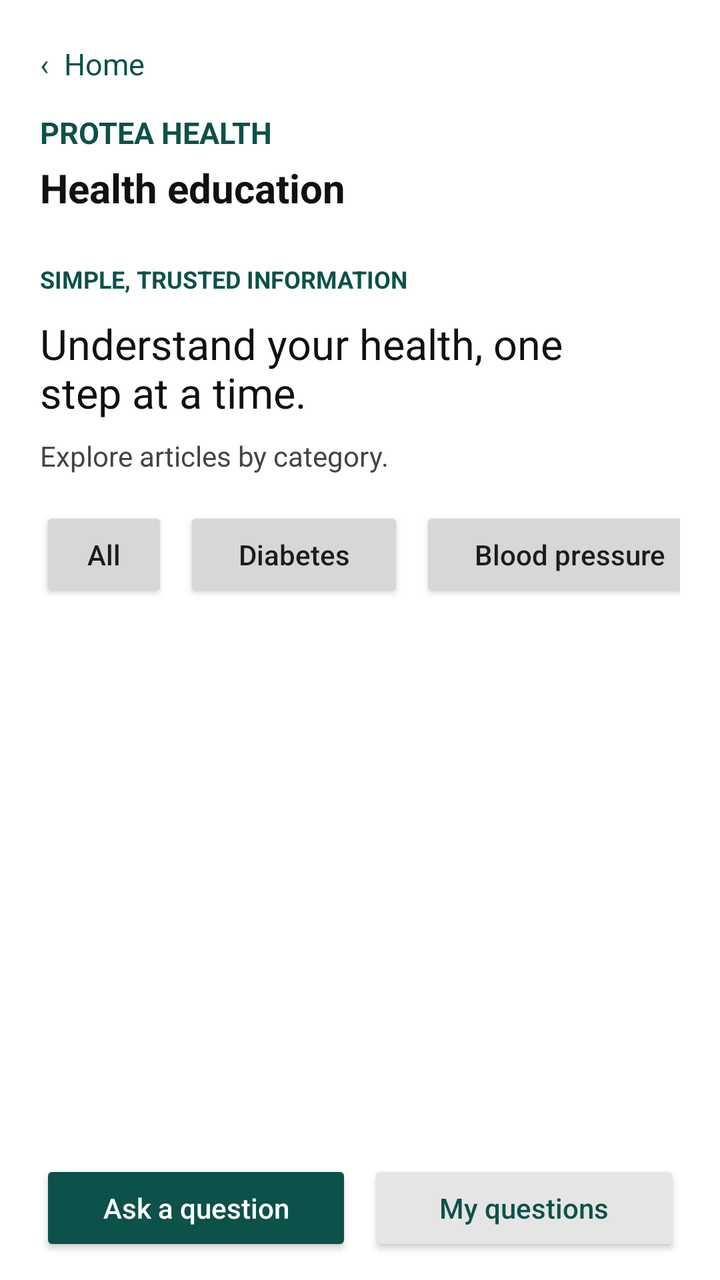
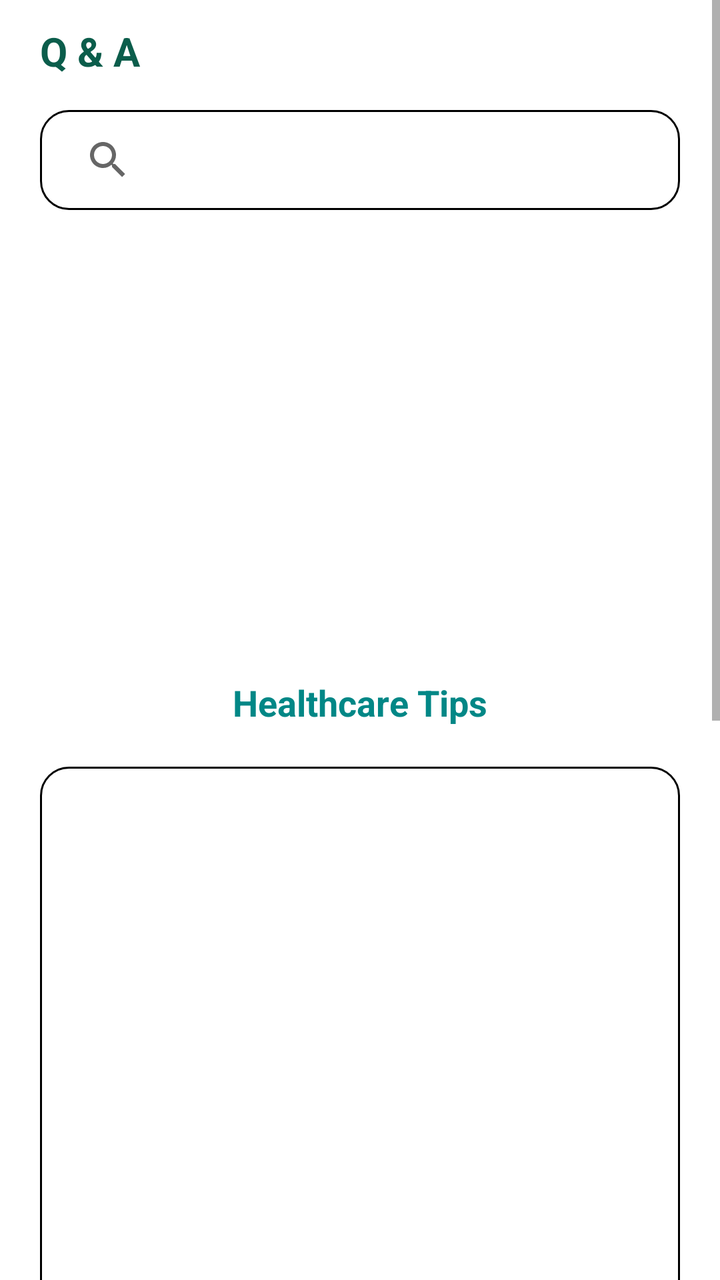

The first picture is an Android layout as it rendered before a commit; the second is the same layout after the commit. The layout source and the unified diff follow.
<!-- AndroidManifest.xml: application theme Theme.Proteahealth -->
<!-- res/layout/activity_blog.xml -->
<?xml version="1.0" encoding="utf-8"?>

<LinearLayout xmlns:android="http://schemas.android.com/apk/res/android"
    android:id="@+id/blogRoot"
    android:layout_width="match_parent"
    android:layout_height="match_parent"
    android:background="#FFFFFF"
    android:orientation="vertical">

    <LinearLayout
        android:layout_width="match_parent"
        android:layout_height="wrap_content"
        android:orientation="vertical"
        android:paddingStart="20dp"
        android:paddingTop="8dp"
        android:paddingEnd="20dp">

        <TextView
            android:id="@+id/btnBlogBack"
            android:layout_width="wrap_content"
            android:layout_height="48dp"
            android:background="?attr/selectableItemBackground"
            android:gravity="center_vertical"
            android:paddingEnd="16dp"
            android:text="‹  Home"
            android:textColor="#0C514A"
            android:textSize="15sp" />

        <TextView
            android:layout_width="match_parent"
            android:layout_height="wrap_content"
            android:text="PROTEA HEALTH"
            android:textColor="#0C514A"
            android:textSize="15sp"
            android:textStyle="bold" />

        <TextView
            android:layout_width="match_parent"
            android:layout_height="wrap_content"
            android:layout_marginTop="4dp"
            android:text="Health education"
            android:textColor="#111111"
            android:textSize="20sp"
            android:textStyle="bold" />

        <TextView
            android:layout_width="match_parent"
            android:layout_height="wrap_content"
            android:layout_marginTop="24dp"
            android:text="SIMPLE, TRUSTED INFORMATION"
            android:textColor="#0C514A"
            android:textSize="12sp"
            android:textStyle="bold" />

        <TextView
            android:layout_width="match_parent"
            android:layout_height="wrap_content"
            android:layout_marginTop="10dp"
            android:text="Understand your health, one\nstep at a time."
            android:textColor="#111111"
            android:textSize="21sp" />

        <TextView
            android:layout_width="match_parent"
            android:layout_height="wrap_content"
            android:layout_marginTop="8dp"
            android:text="Explore articles by category."
            android:textColor="#444444"
            android:textSize="14sp" />

        <HorizontalScrollView
            android:layout_width="match_parent"
            android:layout_height="wrap_content"
            android:layout_marginTop="16dp"
            android:scrollbars="none">

            <LinearLayout
                android:layout_width="wrap_content"
                android:layout_height="wrap_content"
                android:orientation="horizontal">

                <androidx.appcompat.widget.AppCompatButton
                    android:id="@+id/btnCategoryAll"
                    android:layout_width="64dp"
                    android:layout_height="48dp"
                    android:minWidth="0dp"
                    android:text="All"
                    android:textAllCaps="false"
                    android:textSize="14sp" />

                <androidx.appcompat.widget.AppCompatButton
                    android:id="@+id/btnCategoryDiabetes"
                    android:layout_width="110dp"
                    android:layout_height="48dp"
                    android:layout_marginStart="8dp"
                    android:text="Diabetes"
                    android:textAllCaps="false"
                    android:textSize="14sp" />

                <androidx.appcompat.widget.AppCompatButton
                    android:id="@+id/btnCategoryBloodPressure"
                    android:layout_width="150dp"
                    android:layout_height="48dp"
                    android:layout_marginStart="8dp"
                    android:text="Blood pressure"
                    android:textAllCaps="false"
                    android:textSize="14sp" />
            </LinearLayout>
        </HorizontalScrollView>

    </LinearLayout>

    
    <ListView
        android:id="@+id/listArticles"
        android:layout_width="match_parent"
        android:layout_height="0dp"
        android:layout_weight="1"
        android:clipToPadding="false"
        android:divider="@android:color/transparent"
        android:dividerHeight="16dp"
        android:paddingStart="20dp"
        android:paddingTop="20dp"
        android:paddingEnd="20dp"
        android:paddingBottom="16dp" />

    
    <LinearLayout
        android:layout_width="match_parent"
        android:layout_height="wrap_content"
        android:orientation="horizontal"
        android:paddingStart="20dp"
        android:paddingEnd="20dp"
        android:paddingBottom="12dp">

        <androidx.appcompat.widget.AppCompatButton
            android:id="@+id/btnAskQuestion"
            android:layout_width="0dp"
            android:layout_height="wrap_content"
            android:layout_weight="1"
            android:backgroundTint="#0C514A"
            android:minHeight="48dp"
            android:text="Ask a question"
            android:textAllCaps="false"
            android:textColor="#FFFFFF" />

        <androidx.appcompat.widget.AppCompatButton
            android:id="@+id/btnMyQuestions"
            android:layout_width="0dp"
            android:layout_height="wrap_content"
            android:layout_marginStart="8dp"
            android:layout_weight="1"
            android:backgroundTint="#E5E5E5"
            android:minHeight="48dp"
            android:text="My questions"
            android:textAllCaps="false"
            android:textColor="#0C514A" />
    </LinearLayout>

</LinearLayout>
<!-- resources referenced by this layout -->
<resources>
  <style name="Theme.Proteahealth" parent="Theme.AppCompat.DayNight.NoActionBar" />
</resources>

<!-- the commit's change to res/layout/activity_blog.xml (unified diff, before → after) -->
@@ -1,160 +1,149 @@
 <?xml version="1.0" encoding="utf-8"?>
 
-<LinearLayout xmlns:android="http://schemas.android.com/apk/res/android"
+
+<ScrollView xmlns:android="http://schemas.android.com/apk/res/android"
+    xmlns:app="http://schemas.android.com/apk/res-auto"
     android:id="@+id/blogRoot"
     android:layout_width="match_parent"
     android:layout_height="match_parent"
     android:background="#FFFFFF"
-    android:orientation="vertical">
+    android:fillViewport="true"
+    android:scrollbars="vertical">
 
+    
     <LinearLayout
         android:layout_width="match_parent"
         android:layout_height="wrap_content"
         android:orientation="vertical"
         android:paddingStart="20dp"
+        android:paddingEnd="20dp"
         android:paddingTop="8dp"
-        android:paddingEnd="20dp">
+        android:paddingBottom="20dp">
 
+        
         <TextView
-            android:id="@+id/btnBlogBack"
+            android:layout_width="match_parent"
+            android:layout_height="wrap_content"
+            android:layout_marginTop="4dp"
+            android:text="Q &amp; A"
+            android:textColor="@color/green"
+            android:textSize="20sp"
+            android:textStyle="bold" />
+
+        
+        <androidx.appcompat.widget.SearchView
+            android:id="@+id/search_bar"
+            android:layout_width="match_parent"
+            android:layout_height="50dp"
+            android:layout_marginTop="16dp"
+            android:background="@drawable/input_background"
+            android:paddingStart="10dp"
+            android:paddingEnd="10dp"
+            app:queryHint="Search Category" />
+
+        
+        <androidx.viewpager2.widget.ViewPager2
+            android:id="@+id/banner2"
+            android:layout_width="match_parent"
+            android:layout_height="190dp"
+            android:layout_marginTop="16dp"
+            android:clipChildren="false"
+            android:clipToPadding="false" />
+
+        
+        <LinearLayout
+            android:id="@+id/bannerDots"
             android:layout_width="wrap_content"
-            android:layout_height="48dp"
-            android:background="?attr/selectableItemBackground"
-            android:gravity="center_vertical"
-            android:paddingEnd="16dp"
-            android:text="‹  Home"
-            android:textColor="#0C514A"
-            android:textSize="15sp" />
+            android:layout_height="wrap_content"
+            android:layout_gravity="center_horizontal"
+            android:layout_marginTop="8dp"
+            android:gravity="center"
+            android:orientation="horizontal" />
+
+        
+        <TextView
+            android:layout_width="wrap_content"
+            android:layout_height="wrap_content"
+            android:layout_gravity="center"
+            android:layout_marginTop="20dp"
+            android:text="Healthcare Tips"
+            android:textColor="@color/teal_700"
+            android:textSize="18sp"
+            android:textStyle="bold" />
+
+        
+        <LinearLayout
+            android:layout_width="match_parent"
+            android:layout_height="wrap_content"
+            android:layout_marginTop="20dp"
+            android:background="@drawable/input_background"
+            android:orientation="vertical">
+
+            <ListView
+                android:id="@+id/listArticles"
+                android:layout_width="match_parent"
+                android:layout_height="400dp"
+                android:clipToPadding="false"
+                android:divider="@android:color/transparent"
+                android:dividerHeight="16dp"
+                android:nestedScrollingEnabled="false"
+                android:paddingStart="20dp"
+                android:paddingTop="20dp"
+                android:paddingEnd="20dp"
+                android:paddingBottom="16dp" />
+
+            <Button
+                android:id="@+id/edittips"
+                android:layout_width="wrap_content"
+                android:layout_height="wrap_content"/>
+
+        </LinearLayout>
 
         <TextView
             android:layout_width="match_parent"
             android:layout_height="wrap_content"
-            android:text="PROTEA HEALTH"
-            android:textColor="#0C514A"
-            android:textSize="15sp"
-            android:textStyle="bold" />
+            android:text="Blog"
+            android:textSize="18dp"
+            android:textColor="#FF1493"
+            android:textStyle="bold"
+            android:layout_gravity="center"
+            android:layout_marginTop="10dp"/>
 
-        <TextView
+        
+        <LinearLayout
             android:layout_width="match_parent"
             android:layout_height="wrap_content"
-            android:layout_marginTop="4dp"
-            android:text="Health education"
-            android:textColor="#111111"
-            android:textSize="20sp"
-            android:textStyle="bold" />
+            android:layout_marginTop="20dp"
+            android:orientation="horizontal"
+            android:paddingBottom="12dp"
+            android:background="@drawable/input_background">
 
-        <TextView
-            android:layout_width="match_parent"
-            android:layout_height="wrap_content"
-            android:layout_marginTop="24dp"
-            android:text="SIMPLE, TRUSTED INFORMATION"
-            android:textColor="#0C514A"
-            android:textSize="12sp"
-            android:textStyle="bold" />
 
-        <TextView
-            android:layout_width="match_parent"
-            android:layout_height="wrap_content"
-            android:layout_marginTop="10dp"
-            android:text="Understand your health, one\nstep at a time."
-            android:textColor="#111111"
-            android:textSize="21sp" />
+            
+            <androidx.recyclerview.widget.RecyclerView
+                android:id="@+id/recyclerQuestions"
+                android:layout_width="match_parent"
+                android:layout_height="0dp"
+                android:layout_weight="1"
+                android:paddingStart="16dp"
+                android:paddingEnd="16dp"
+                android:clipToPadding="false"/>
 
-        <TextView
-            android:layout_width="match_parent"
-            android:layout_height="wrap_content"
-            android:layout_marginTop="8dp"
-            android:text="Explore articles by category."
-            android:textColor="#444444"
-            android:textSize="14sp" />
+            
+            <androidx.appcompat.widget.AppCompatButton
+                android:id="@+id/btnMyQuestions"
+                android:layout_width="0dp"
+                android:layout_height="wrap_content"
+                android:layout_marginStart="8dp"
+                android:layout_weight="1"
+                android:backgroundTint="#E5E5E5"
+                android:minHeight="48dp"
+                android:text="My questions"
+                android:textAllCaps="false"
+                android:textColor="#0C514A" />
 
-        <HorizontalScrollView
-            android:layout_width="match_parent"
-            android:layout_height="wrap_content"
-            android:layout_marginTop="16dp"
-            android:scrollbars="none">
-
-            <LinearLayout
-                android:layout_width="wrap_content"
-                android:layout_height="wrap_content"
-                android:orientation="horizontal">
-
-                <androidx.appcompat.widget.AppCompatButton
-                    android:id="@+id/btnCategoryAll"
-                    android:layout_width="64dp"
-                    android:layout_height="48dp"
-                    android:minWidth="0dp"
-                    android:text="All"
-                    android:textAllCaps="false"
-                    android:textSize="14sp" />
-
-                <androidx.appcompat.widget.AppCompatButton
-                    android:id="@+id/btnCategoryDiabetes"
-                    android:layout_width="110dp"
-                    android:layout_height="48dp"
-                    android:layout_marginStart="8dp"
-                    android:text="Diabetes"
-                    android:textAllCaps="false"
-                    android:textSize="14sp" />
-
-                <androidx.appcompat.widget.AppCompatButton
-                    android:id="@+id/btnCategoryBloodPressure"
-                    android:layout_width="150dp"
-                    android:layout_height="48dp"
-                    android:layout_marginStart="8dp"
-                    android:text="Blood pressure"
-                    android:textAllCaps="false"
-                    android:textSize="14sp" />
-            </LinearLayout>
-        </HorizontalScrollView>
+        </LinearLayout>
 
     </LinearLayout>
 
-    
-    <ListView
-        android:id="@+id/listArticles"
-        android:layout_width="match_parent"
-        android:layout_height="0dp"
-        android:layout_weight="1"
-        android:clipToPadding="false"
-        android:divider="@android:color/transparent"
-        android:dividerHeight="16dp"
-        android:paddingStart="20dp"
-        android:paddingTop="20dp"
-        android:paddingEnd="20dp"
-        android:paddingBottom="16dp" />
-
-    
-    <LinearLayout
-        android:layout_width="match_parent"
-        android:layout_height="wrap_content"
-        android:orientation="horizontal"
-        android:paddingStart="20dp"
-        android:paddingEnd="20dp"
-        android:paddingBottom="12dp">
-
-        <androidx.appcompat.widget.AppCompatButton
-            android:id="@+id/btnAskQuestion"
-            android:layout_width="0dp"
-            android:layout_height="wrap_content"
-            android:layout_weight="1"
-            android:backgroundTint="#0C514A"
-            android:minHeight="48dp"
-            android:text="Ask a question"
-            android:textAllCaps="false"
-            android:textColor="#FFFFFF" />
-
-        <androidx.appcompat.widget.AppCompatButton
-            android:id="@+id/btnMyQuestions"
-            android:layout_width="0dp"
-            android:layout_height="wrap_content"
-            android:layout_marginStart="8dp"
-            android:layout_weight="1"
-            android:backgroundTint="#E5E5E5"
-            android:minHeight="48dp"
-            android:text="My questions"
-            android:textAllCaps="false"
-            android:textColor="#0C514A" />
-    </LinearLayout>
-
-</LinearLayout>
+</ScrollView>
<!-- resource entries referenced after the edit -->
@@ -1,5 +1,25 @@
 <!-- resources referenced by this layout -->
 <resources>
+  <color name="green">#0B5D4B</color>
+  <color name="teal_700">#FF018786</color>
+  <!-- drawable input_background (drawable) -->
+  <?xml version="1.0" encoding="utf-8"?>
+  
+  
+  <shape xmlns:android="http://schemas.android.com/apk/res/android">
+  
+      
+      <solid android:color="#FFFFFF" />
+  
+      
+      <stroke
+          android:width="1dp"
+          android:color="#000000" />
+  
+      
+      <corners android:radius="14dp" />
+  
+  </shape>
   <style name="Theme.Proteahealth" parent="Theme.AppCompat.DayNight.NoActionBar" />
 </resources>
 
